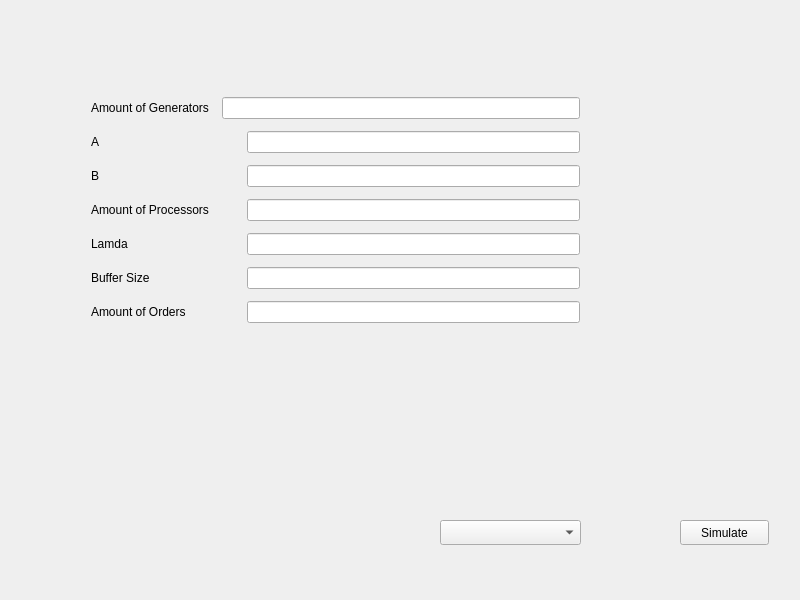
First picture: the form in mainwindow.ui, repository marsofandrew/term_project_alexandrova_gui, before the edit.
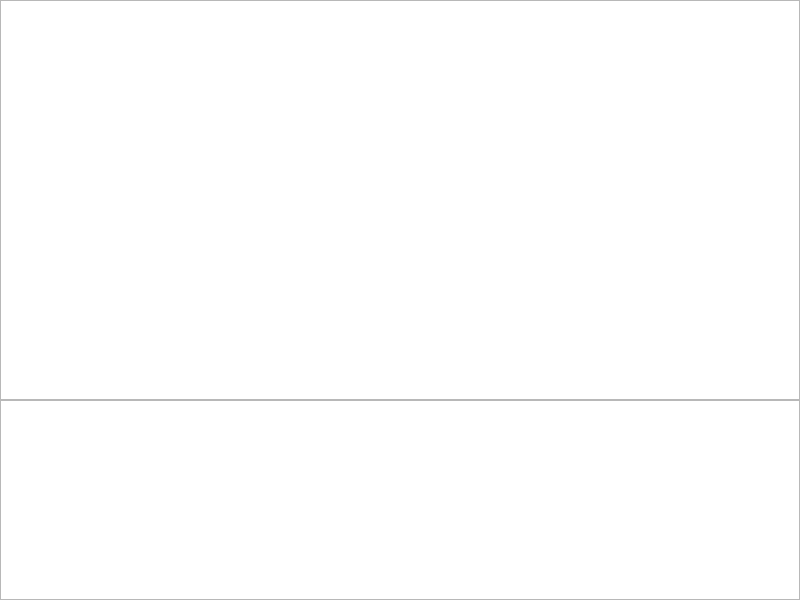
Second picture: the form after the edit.

```diff
--- a/mainwindow.ui
+++ b/mainwindow.ui
@@ -329,12 +329,47 @@
    <widget class="QFrame" name="fullTimeSimulationScreen">
     <property name="geometry">
      <rect>
-      <x>20</x>
+      <x>0</x>
       <y>0</y>
-      <width>801</width>
+      <width>821</width>
       <height>601</height>
      </rect>
     </property>
+    <widget class="QTableWidget" name="tableWidget">
+     <property name="enabled">
+      <bool>true</bool>
+     </property>
+     <property name="geometry">
+      <rect>
+       <x>0</x>
+       <y>0</y>
+       <width>800</width>
+       <height>400</height>
+      </rect>
+     </property>
+     <property name="sizePolicy">
+      <sizepolicy hsizetype="Fixed" vsizetype="Fixed">
+       <horstretch>0</horstretch>
+       <verstretch>0</verstretch>
+      </sizepolicy>
+     </property>
+    </widget>
+    <widget class="QTableWidget" name="tableWidget_2">
+     <property name="geometry">
+      <rect>
+       <x>0</x>
+       <y>400</y>
+       <width>800</width>
+       <height>200</height>
+      </rect>
+     </property>
+     <property name="sizePolicy">
+      <sizepolicy hsizetype="Fixed" vsizetype="Fixed">
+       <horstretch>0</horstretch>
+       <verstretch>0</verstretch>
+      </sizepolicy>
+     </property>
+    </widget>
    </widget>
   </widget>
  </widget>
```
